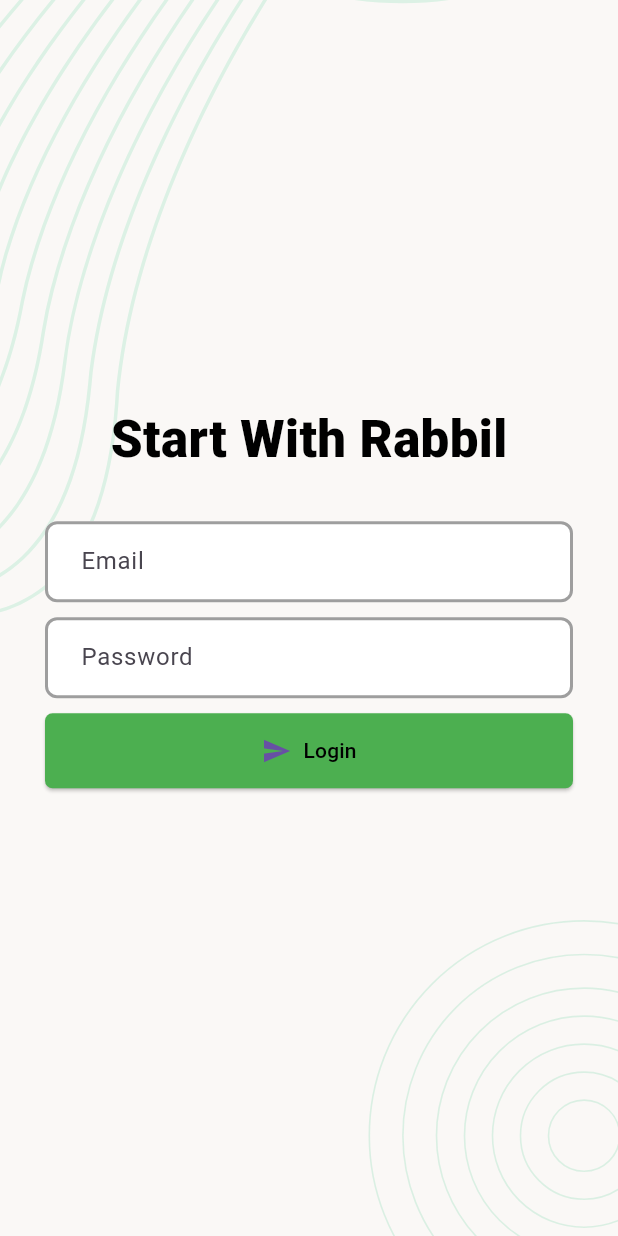
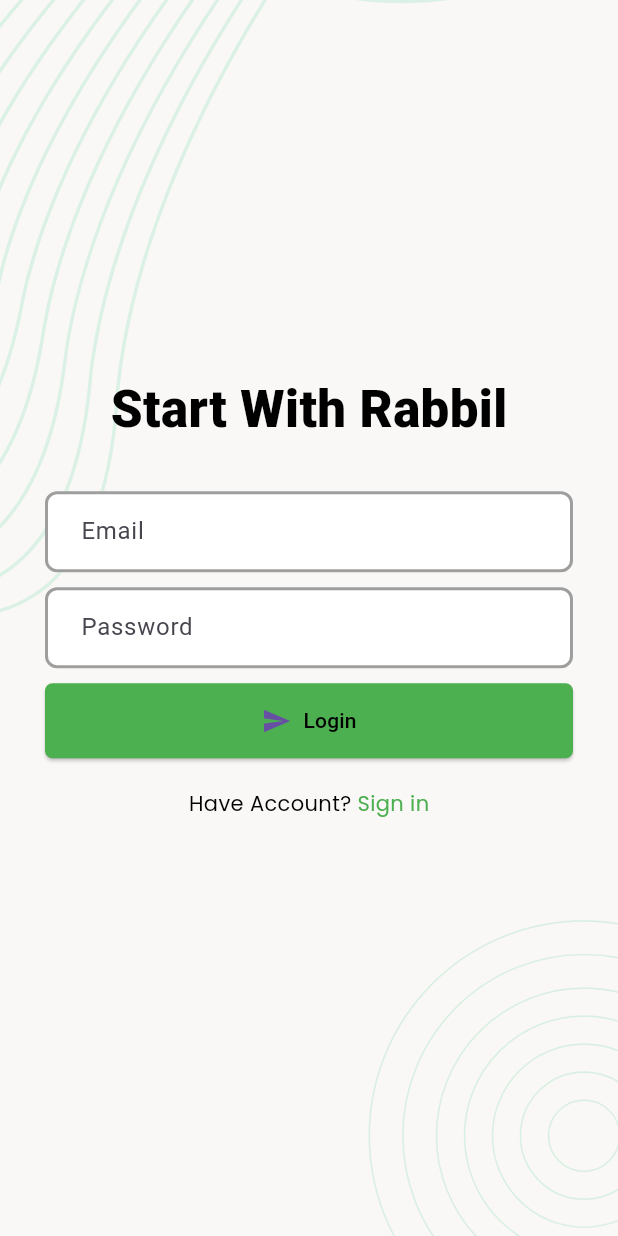
Before and after one commit to MostakAhmedShahad/FlutterTaskManager, a Flutter app: the LoginScreen screen opened by its route, on a phone screen of 412 x 824 dp. Run offline on Flutter 3.47's test engine with Material 3 defaults, Android fonts, the phone set to English and light mode, and no system bars; our stand-ins replace flutter_svg, fluttertoast, pin_code_fields.

Commit message:
login_registration

```diff
--- a/lib/main.dart
+++ b/lib/main.dart
@@ -23,7 +23,7 @@ class _MyAppState extends State<MyApp> {
     return MaterialApp(
       title: "Task Manager",
       debugShowCheckedModeBanner: false,
-      initialRoute: '/setPassword',
+      initialRoute: '/pinVerification',
       routes: {
       '/':(context)=> SplashScreen(),
       '/login':(context)=> LoginScreen(),
--- a/lib/ui/screens/on_boading/login_screen.dart
+++ b/lib/ui/screens/on_boading/login_screen.dart
@@ -56,6 +56,28 @@ class _LoginScreenState extends State<LoginScreen> {
                         ),
                       ),
                     ),
+                    SizedBox(height: 20),
+                    SizedBox(
+                      child: Row(
+                        mainAxisAlignment: MainAxisAlignment.center,
+                        children: [
+                          Text(
+                            'Have Account? ',
+                            style: Head6Text(Colors.black),
+                          ),
+                          GestureDetector(
+                            onTap: () {
+                              print("Sign in tapped");
+                              // Add navigation logic here
+                            },
+                            child: Text(
+                              'Sign in',
+                              style:  Head6Text(Colors.green),
+                            ),
+                          ),
+                        ],
+                      ),
+                    ),
                   ],
                 ),
               ),
--- a/pubspec.yaml
+++ b/pubspec.yaml
@@ -34,6 +34,7 @@ dependencies:
   pin_code_fields: ^8.0.1
   http: ^1.3.0
   fluttertoast: ^8.2.10
+
 
 
   # The following adds the Cupertino Icons font to your application.
```
Also changed, not shown: lib/ui/screens/on_boading/pin_verification_screen.dart (+83 -1 lines), lib/ui/utilites/text_styles.dart (+18 -0 lines).
